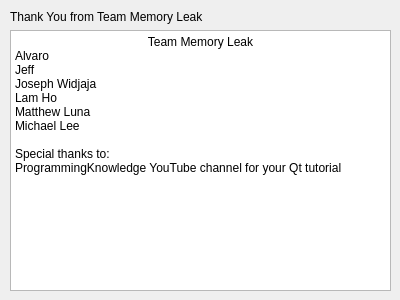
Above: Draw_Shape/contactus.ui from Pu12dy/CS_1C-Group-Project before the change. Below: the same form after it.
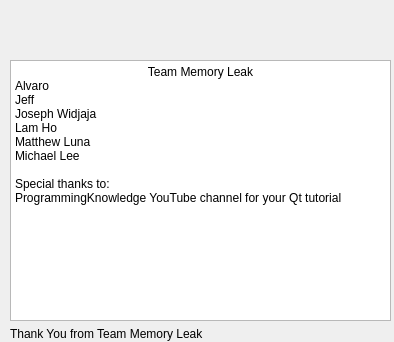
That is the form after the change. Icons and pictures are not drawn.

Commit message: Added Team Logo to login screen and contact us

Diff of the .ui file:
```diff
--- a/Draw_Shape/contactus.ui
+++ b/Draw_Shape/contactus.ui
@@ -6,8 +6,8 @@
    <rect>
     <x>0</x>
     <y>0</y>
-    <width>400</width>
-    <height>300</height>
+    <width>394</width>
+    <height>342</height>
    </rect>
   </property>
   <property name="windowTitle">
@@ -17,41 +17,60 @@
    <property name="geometry">
     <rect>
      <x>10</x>
-     <y>10</y>
+     <y>60</y>
      <width>381</width>
      <height>281</height>
     </rect>
    </property>
    <layout class="QVBoxLayout" name="verticalLayout">
-    <item>
-     <widget class="QLabel" name="label">
-      <property name="text">
-       <string>Thank You from Team Memory Leak</string>
-      </property>
-     </widget>
-    </item>
     <item>
      <widget class="QTextBrowser" name="textBrowser">
       <property name="html">
        <string>&lt;!DOCTYPE HTML PUBLIC &quot;-//W3C//DTD HTML 4.0//EN&quot; &quot;http://www.w3.org/TR/REC-html40/strict.dtd&quot;&gt;
 &lt;html&gt;&lt;head&gt;&lt;meta name=&quot;qrichtext&quot; content=&quot;1&quot; /&gt;&lt;style type=&quot;text/css&quot;&gt;
 p, li { white-space: pre-wrap; }
-&lt;/style&gt;&lt;/head&gt;&lt;body style=&quot; font-family:'Noto Sans'; font-size:9pt; font-weight:400; font-style:normal;&quot;&gt;
-&lt;p align=&quot;center&quot; style=&quot; margin-top:0px; margin-bottom:0px; margin-left:0px; margin-right:0px; -qt-block-indent:0; text-indent:0px;&quot;&gt;Team Memory Leak&lt;/p&gt;
-&lt;p style=&quot; margin-top:0px; margin-bottom:0px; margin-left:0px; margin-right:0px; -qt-block-indent:0; text-indent:0px;&quot;&gt;Alvaro&lt;/p&gt;
-&lt;p style=&quot; margin-top:0px; margin-bottom:0px; margin-left:0px; margin-right:0px; -qt-block-indent:0; text-indent:0px;&quot;&gt;Jeff&lt;/p&gt;
-&lt;p style=&quot; margin-top:0px; margin-bottom:0px; margin-left:0px; margin-right:0px; -qt-block-indent:0; text-indent:0px;&quot;&gt;Joseph Widjaja &lt;/p&gt;
-&lt;p style=&quot; margin-top:0px; margin-bottom:0px; margin-left:0px; margin-right:0px; -qt-block-indent:0; text-indent:0px;&quot;&gt;Lam Ho&lt;/p&gt;
-&lt;p style=&quot; margin-top:0px; margin-bottom:0px; margin-left:0px; margin-right:0px; -qt-block-indent:0; text-indent:0px;&quot;&gt;Matthew Luna&lt;/p&gt;
-&lt;p style=&quot; margin-top:0px; margin-bottom:0px; margin-left:0px; margin-right:0px; -qt-block-indent:0; text-indent:0px;&quot;&gt;Michael Lee&lt;/p&gt;
-&lt;p style=&quot;-qt-paragraph-type:empty; margin-top:0px; margin-bottom:0px; margin-left:0px; margin-right:0px; -qt-block-indent:0; text-indent:0px;&quot;&gt;&lt;br /&gt;&lt;/p&gt;
-&lt;p style=&quot; margin-top:0px; margin-bottom:0px; margin-left:0px; margin-right:0px; -qt-block-indent:0; text-indent:0px;&quot;&gt;Special thanks to:&lt;/p&gt;
-&lt;p style=&quot; margin-top:0px; margin-bottom:0px; margin-left:0px; margin-right:0px; -qt-block-indent:0; text-indent:0px;&quot;&gt;ProgrammingKnowledge YouTube channel for your Qt tutorial&lt;/p&gt;&lt;/body&gt;&lt;/html&gt;</string>
+&lt;/style&gt;&lt;/head&gt;&lt;body style=&quot; font-family:'MS Shell Dlg 2'; font-size:8.25pt; font-weight:400; font-style:normal;&quot;&gt;
+&lt;p align=&quot;center&quot; style=&quot; margin-top:0px; margin-bottom:0px; margin-left:0px; margin-right:0px; -qt-block-indent:0; text-indent:0px;&quot;&gt;&lt;span style=&quot; font-family:'Noto Sans'; font-size:9pt;&quot;&gt;Team Memory Leak&lt;/span&gt;&lt;/p&gt;
+&lt;p style=&quot; margin-top:0px; margin-bottom:0px; margin-left:0px; margin-right:0px; -qt-block-indent:0; text-indent:0px;&quot;&gt;&lt;span style=&quot; font-family:'Noto Sans'; font-size:9pt;&quot;&gt;Alvaro&lt;/span&gt;&lt;/p&gt;
+&lt;p style=&quot; margin-top:0px; margin-bottom:0px; margin-left:0px; margin-right:0px; -qt-block-indent:0; text-indent:0px;&quot;&gt;&lt;span style=&quot; font-family:'Noto Sans'; font-size:9pt;&quot;&gt;Jeff&lt;/span&gt;&lt;/p&gt;
+&lt;p style=&quot; margin-top:0px; margin-bottom:0px; margin-left:0px; margin-right:0px; -qt-block-indent:0; text-indent:0px;&quot;&gt;&lt;span style=&quot; font-family:'Noto Sans'; font-size:9pt;&quot;&gt;Joseph Widjaja &lt;/span&gt;&lt;/p&gt;
+&lt;p style=&quot; margin-top:0px; margin-bottom:0px; margin-left:0px; margin-right:0px; -qt-block-indent:0; text-indent:0px;&quot;&gt;&lt;span style=&quot; font-family:'Noto Sans'; font-size:9pt;&quot;&gt;Lam Ho&lt;/span&gt;&lt;/p&gt;
+&lt;p style=&quot; margin-top:0px; margin-bottom:0px; margin-left:0px; margin-right:0px; -qt-block-indent:0; text-indent:0px;&quot;&gt;&lt;span style=&quot; font-family:'Noto Sans'; font-size:9pt;&quot;&gt;Matthew Luna&lt;/span&gt;&lt;/p&gt;
+&lt;p style=&quot; margin-top:0px; margin-bottom:0px; margin-left:0px; margin-right:0px; -qt-block-indent:0; text-indent:0px;&quot;&gt;&lt;span style=&quot; font-family:'Noto Sans'; font-size:9pt;&quot;&gt;Michael Lee&lt;/span&gt;&lt;/p&gt;
+&lt;p style=&quot;-qt-paragraph-type:empty; margin-top:0px; margin-bottom:0px; margin-left:0px; margin-right:0px; -qt-block-indent:0; text-indent:0px; font-family:'Noto Sans'; font-size:9pt;&quot;&gt;&lt;br /&gt;&lt;/p&gt;
+&lt;p style=&quot; margin-top:0px; margin-bottom:0px; margin-left:0px; margin-right:0px; -qt-block-indent:0; text-indent:0px;&quot;&gt;&lt;span style=&quot; font-family:'Noto Sans'; font-size:9pt;&quot;&gt;Special thanks to:&lt;/span&gt;&lt;/p&gt;
+&lt;p style=&quot; margin-top:0px; margin-bottom:0px; margin-left:0px; margin-right:0px; -qt-block-indent:0; text-indent:0px;&quot;&gt;&lt;span style=&quot; font-family:'Noto Sans'; font-size:9pt;&quot;&gt;ProgrammingKnowledge YouTube channel for your Qt tutorial&lt;/span&gt;&lt;/p&gt;&lt;/body&gt;&lt;/html&gt;</string>
+      </property>
+     </widget>
+    </item>
+    <item>
+     <widget class="QLabel" name="label">
+      <property name="text">
+       <string>Thank You from Team Memory Leak</string>
       </property>
      </widget>
     </item>
    </layout>
   </widget>
+  <widget class="QLabel" name="label_2">
+   <property name="geometry">
+    <rect>
+     <x>10</x>
+     <y>10</y>
+     <width>379</width>
+     <height>51</height>
+    </rect>
+   </property>
+   <property name="text">
+    <string/>
+   </property>
+   <property name="pixmap">
+    <pixmap resource="resource.qrc">:/rec/img/Memory_Leak_Logo.png</pixmap>
+   </property>
+   <property name="scaledContents">
+    <bool>true</bool>
+   </property>
+  </widget>
  </widget>
  <resources/>
  <connections/>
```
Left out of the diff: 4 changed lines with no effect on the pictures. The commit also changes 3 other files.
